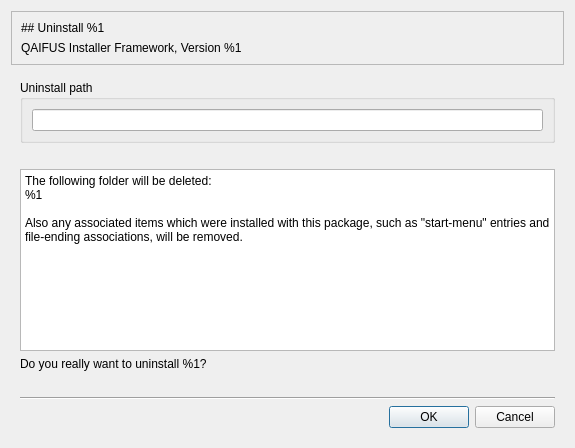
Above: QAIFUS/app_uninstall/uninstaller.ui from gradgrind/fetinstaller before the change. Below: the same form after it.
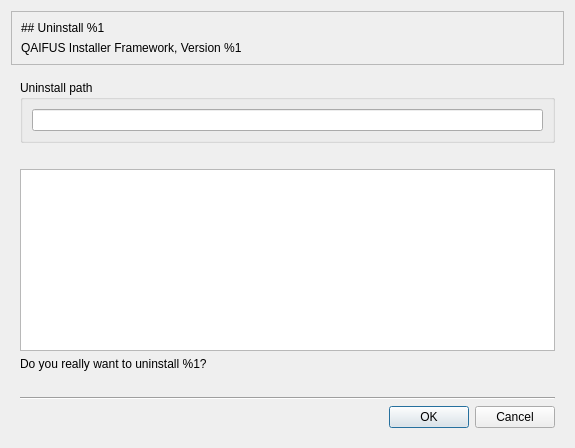
That is the form after the change. Icons and pictures are not drawn.

```diff
--- a/QAIFUS/app_uninstall/uninstaller.ui
+++ b/QAIFUS/app_uninstall/uninstaller.ui
@@ -58,12 +58,6 @@
          <property name="readOnly">
           <bool>true</bool>
          </property>
-         <property name="plainText">
-          <string>The following folder will be deleted:
-%1
-
-Also any associated items which were installed with this package, such as &quot;start-menu&quot; entries and file-ending associations, will be removed.</string>
-         </property>
         </widget>
        </item>
        <item>
```
